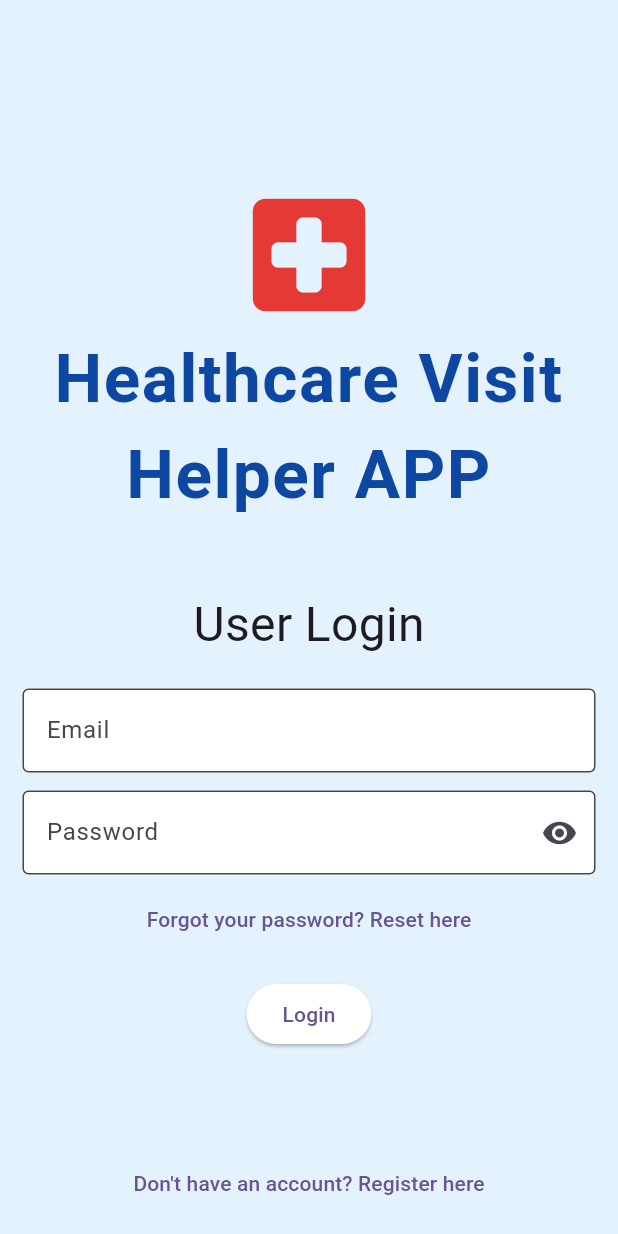
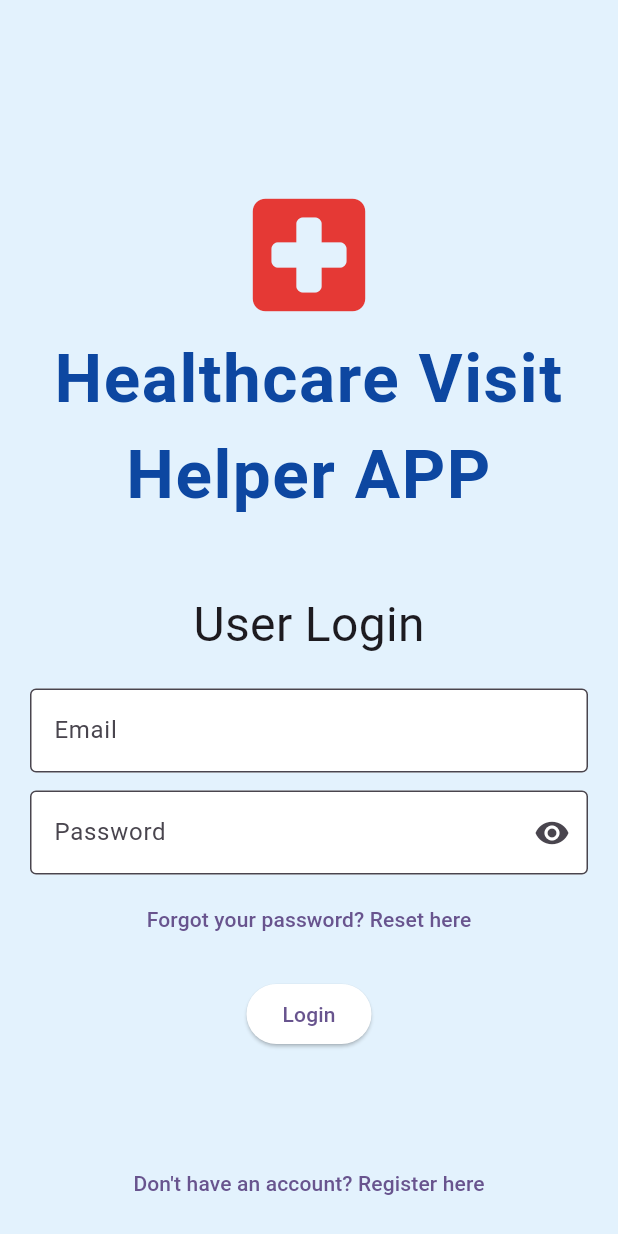
Before and after one commit to limys0713/Flutter_Projects, a Flutter app: the screen it shows after launch, on a phone screen of 412 x 824 dp. Run offline on Flutter 3.47's test engine with Material 3 defaults, Android fonts, the phone set to English and light mode, and no system bars; our stand-ins replace firebase_auth, firebase_core, just_audio; missing offline and left inert: record; accounts and stored records are empty.

Commit message:
Update User Login UI

```diff
--- a/finalproject_coursework/lib/userlogin.dart
+++ b/finalproject_coursework/lib/userlogin.dart
@@ -75,7 +75,7 @@ class _UserLoginState extends State<UserLogin> {
       backgroundColor: Colors.blue[50],
       // User Login UI
       body: SingleChildScrollView(
-        padding: EdgeInsets.symmetric(vertical: 120, horizontal: 15),
+        padding: EdgeInsets.symmetric(vertical: 120, horizontal: 20),
         child: Column(
           mainAxisSize: MainAxisSize.min, // Tells the Column to only occupy as much vertical space as its children need
           children: [
@@ -95,7 +95,7 @@ class _UserLoginState extends State<UserLogin> {
               ),
             ),
             SizedBox(height: 45),
-            Text('User Login', style: TextStyle(fontSize: 32)),
+            const Text('User Login', style: TextStyle(fontSize: 32)),
             SizedBox(height: 20),  // Adds vertical spacing below the title
             /* Email Input */
             TextField(  // Widget class that used to get input
@@ -135,7 +135,7 @@ class _UserLoginState extends State<UserLogin> {
                       MaterialPageRoute(builder: (context) => ChangePassword()) // Takes context as input and returns the screen/widget you want to display
                   );
                 },
-                child: Text('Forgot your password? Reset here')
+                child: const Text('Forgot your password? Reset here')
             ),
             SizedBox(height: 15),
             /* Login Button */
@@ -144,7 +144,7 @@ class _UserLoginState extends State<UserLogin> {
               style: ElevatedButton.styleFrom(
                 backgroundColor: Colors.white,
               ),
-              child: Text('Login'),
+              child: const Text('Login'),
             ),
             SizedBox(height: 65),
             TextButton(
@@ -154,7 +154,7 @@ class _UserLoginState extends State<UserLogin> {
                       MaterialPageRoute(builder: (context) => RegisterPage()) // Takes context as input and returns the screen/widget you want to display
                   );
                 },
-                child: Text('Don\'t have an account? Register here')
+                child: const Text('Don\'t have an account? Register here')
             ),
           ],
         ),
```
